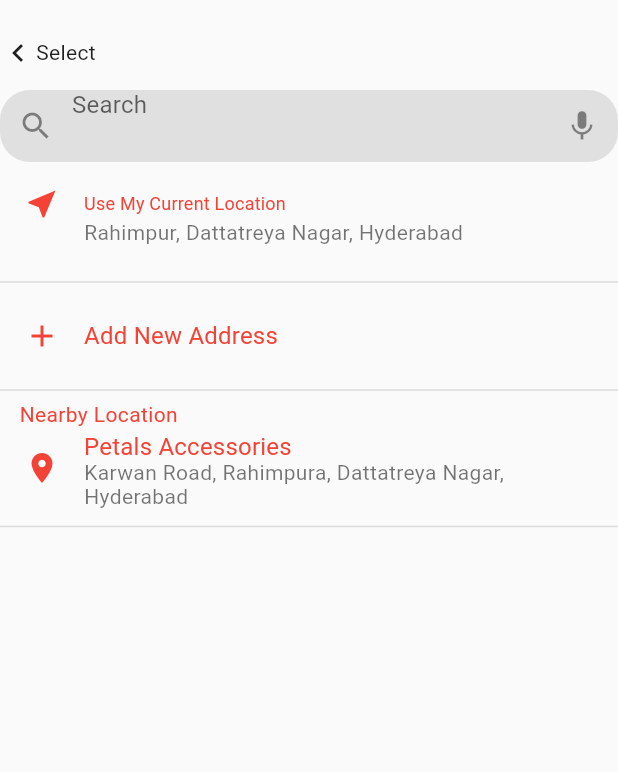
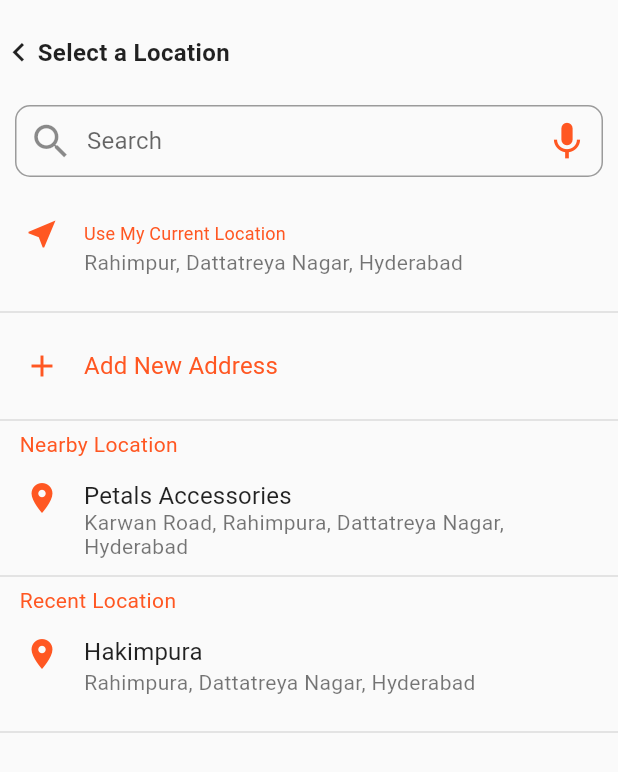
Before and after one commit to ChandraChaan/apna_chotu_app, a Flutter app: the screen it shows after launch, on a phone screen of 412 x 824 dp. Shown: the top 772 px of the screen. Run offline on Flutter 3.47's test engine with Material 2 defaults, Android fonts, the phone set to English and light mode, and no system bars; our stand-ins replace cached_network_image, connectivity, dio, dots_indicator, get, get_storage.

Commit message:
Location screen created

```diff
--- a/lib/config/app_pages.dart
+++ b/lib/config/app_pages.dart
@@ -1,3 +1,4 @@
+import 'package:apna_chotu_app/presentation/otp_screen.dart';
 import 'package:get/get_navigation/src/routes/get_route.dart';
 
 import '../Application/Binding/main_binding.dart';
@@ -22,5 +23,6 @@ class AppPages {
         name: Routes.currentLocation,
         page: () => const CurrentLocation(),
         binding: MainBinding()),
+
   ];
 }
--- a/lib/presentation/select_location.dart
+++ b/lib/presentation/select_location.dart
@@ -15,26 +15,39 @@ class _CurrentLocationState extends State<CurrentLocation> {
     return Scaffold(
       body: SafeArea(
         child: Column(
-          children: [SizedBox(height: 10,),
-            SizedBox(height: 50,
+          children: [
+            const SizedBox(
+              height: 10,
+            ),
+            const SizedBox(
+              height: 50,
               child: Row(
                 children: [
-                Icon(Icons.chevron_left),
-                Text('Select')
-              ],),
+                  Icon(Icons.chevron_left, size: 25),
+                  Text(
+                    'Select a Location',
+                    style: TextStyle(fontSize: 16, fontWeight: FontWeight.bold),
+                  )
+                ],
+              ),
             ),
             Container(
-              decoration: BoxDecoration(
-                borderRadius: BorderRadius.circular(20.0),
-                color: Colors.grey[300],
-              ),
+              padding: const EdgeInsets.all(10),
               child: TextField(
                 decoration: InputDecoration(
                   hintText: 'Search',
-                  border: InputBorder.none,
-                  prefixIcon: const Icon(Icons.search),
+                  border: OutlineInputBorder(
+                      borderRadius: BorderRadius.circular(10)),
+                  prefixIcon: const Icon(
+                    Icons.search,
+                    size: 30,
+                  ),
                   suffixIcon: IconButton(
-                    icon: const Icon(Icons.mic),
+                    icon: const Icon(
+                      Icons.mic,
+                      size: 30,
+                      color: Colors.deepOrange,
+                    ),
                     onPressed: () {
                       // Perform voice search action
                     },
@@ -48,57 +61,75 @@ class _CurrentLocationState extends State<CurrentLocation> {
               minLeadingWidth: 0,
               leading: Icon(
                 Icons.near_me,
-                color: Colors.red,
+                color: Colors.deepOrange,
               ),
               title: Text(
                 'Use My Current Location',
-                style: TextStyle(color: Colors.red, fontSize: 12),
+                style: TextStyle(color: Colors.deepOrange, fontSize: 12),
               ),
               subtitle: Text('Rahimpur, Dattatreya Nagar, Hyderabad'),
             )),
-             const Divider(thickness: 1),
-             ListTile(
+            const Divider(thickness: 1),
+            ListTile(
               minLeadingWidth: 2,
-              onTap: (){
+              onTap: () {
                 Get.toNamed(Routes.auth);
               },
-              leading: Icon(
+              leading: const Icon(
                 Icons.add_sharp,
-                color: Colors.red,
+                color: Colors.deepOrange,
               ),
-              title: Text(
+              title: const Text(
                 'Add New Address',
-                style: TextStyle(color: Colors.red),
+                style: TextStyle(color: Colors.deepOrange),
               ),
             ),
             const Divider(thickness: 1),
             const Column(
-              mainAxisAlignment: MainAxisAlignment.spaceBetween,
-              crossAxisAlignment: CrossAxisAlignment.stretch,
+              crossAxisAlignment: CrossAxisAlignment.start,
               children: [
                 Padding(
                   padding: EdgeInsets.only(left: 13),
                   child: Text(
                     'Nearby Location',
-                    style: TextStyle(color: Colors.red),
+                    style: TextStyle(color: Colors.deepOrange),
                   ),
                 ),
                 ListTile(
                   minLeadingWidth: 0,
-                  leading: Icon(
-                    Icons.location_on,
-                    color: Colors.red,
-                  ),
-                  title: Text(
-                    'Petals Accessories',
-                    style: TextStyle(color: Colors.red),
-                  ),
+                  leading: Icon(Icons.location_on, color: Colors.deepOrange),
+                  title: Padding(
+                    padding: EdgeInsets.only(top: 13),
+                    child: Text(
+                      'Petals Accessories',
+                    ),),
                   subtitle: Text(
                       'Karwan Road, Rahimpura, Dattatreya Nagar, Hyderabad'),
                 ),
-                Divider(thickness: 1),
               ],
-            )
+            ),
+            const Divider(thickness: 1),
+            const Column(
+              crossAxisAlignment: CrossAxisAlignment.start,
+              children: [
+                Padding(
+                  padding: EdgeInsets.only(left: 13),
+                  child: Text(
+                    'Recent Location',
+                    style: TextStyle(color: Colors.deepOrange),
+                  ),
+                ),
+                ListTile(
+                  minLeadingWidth: 0,
+                  leading: Icon(Icons.location_on, color: Colors.deepOrange),
+                  title: Text(
+                    'Hakimpura',
+                  ),
+                  subtitle: Text('Rahimpura, Dattatreya Nagar, Hyderabad'),
+                ),
+                Divider(thickness: 1)
+              ],
+            ),
           ],
         ),
       ),
```
Also changed, not shown: lib/presentation/add_newaddress_screen.dart (added, +61 -0 lines), lib/presentation/otp_screen.dart (+4 -4 lines).
